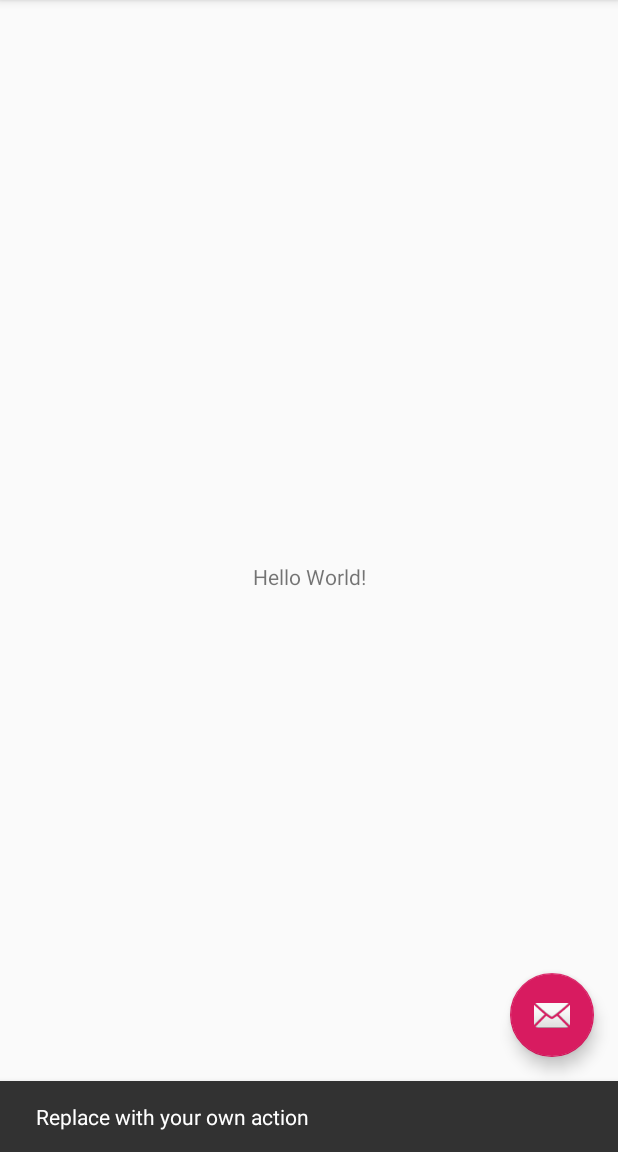
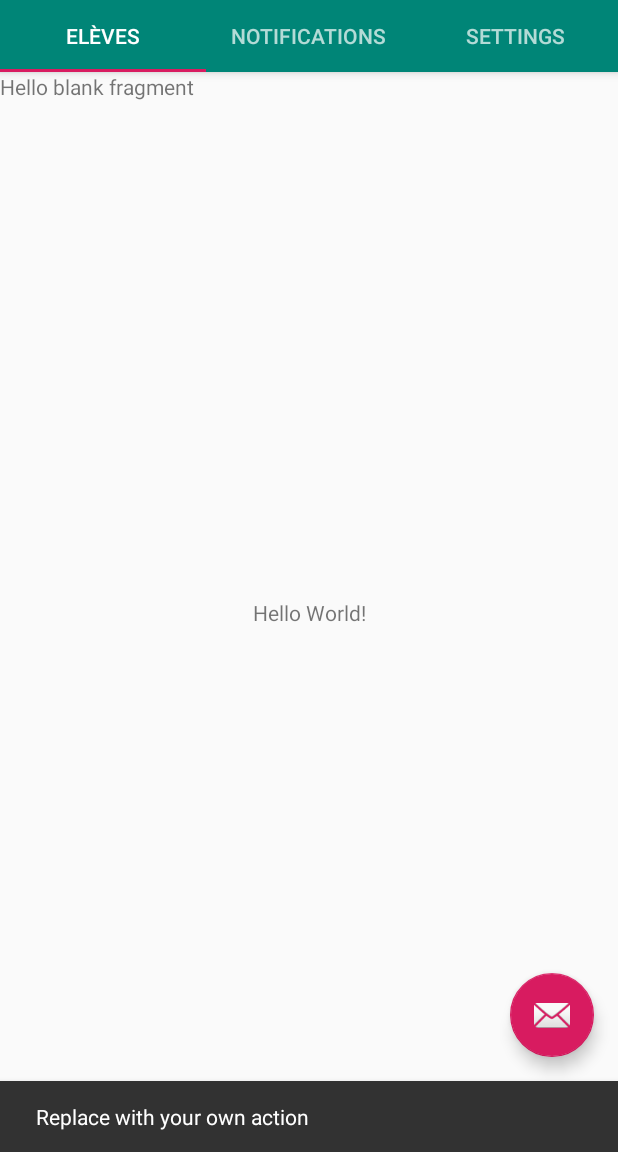
Before and after one commit to jpainam/edischool, an Android app: the screen it shows after launch (MainActivity), after a tap on an icon or button, on a phone screen of 412 x 824 dp, the part 84-1236 px from its top. Run offline under Robolectric (Android 15) with nearby library versions, the phone set to English and light mode, and no system bars.

Commit message:
Merging with initial project

```diff
--- a/app/build.gradle
+++ b/app/build.gradle
@@ -23,6 +23,7 @@ dependencies {
     implementation 'androidx.appcompat:appcompat:1.0.2'
     implementation 'com.google.android.material:material:1.0.0'
     implementation 'androidx.constraintlayout:constraintlayout:1.1.3'
+    implementation 'androidx.legacy:legacy-support-v4:1.0.0'
     testImplementation 'junit:junit:4.12'
     androidTestImplementation 'androidx.test:runner:1.1.1'
     androidTestImplementation 'androidx.test.espresso:espresso-core:3.1.1'
--- a/app/src/main/java/com/edischool/MainActivity.java
+++ b/app/src/main/java/com/edischool/MainActivity.java
@@ -1,5 +1,6 @@
 package com.edischool;
 
+import android.net.Uri;
 import android.os.Bundle;
 
 import com.google.android.material.floatingactionbutton.FloatingActionButton;
@@ -13,16 +14,21 @@ import androidx.appcompat.app.ActionBarDrawerToggle;
 import android.view.MenuItem;
 
 import com.google.android.material.navigation.NavigationView;
+import com.google.android.material.tabs.TabLayout;
 
 import androidx.drawerlayout.widget.DrawerLayout;
 
 import androidx.appcompat.app.AppCompatActivity;
 import androidx.appcompat.widget.Toolbar;
+import androidx.viewpager.widget.ViewPager;
 
 import android.view.Menu;
+import android.widget.TableLayout;
 
 public class MainActivity extends AppCompatActivity
-        implements NavigationView.OnNavigationItemSelectedListener {
+        implements NavigationView.OnNavigationItemSelectedListener, StudentFragment.OnFragmentInteractionListener,
+        NotificationFragment.OnFragmentInteractionListener, SettingFragment.OnFragmentInteractionListener {
+
 
     @Override
     protected void onCreate(Bundle savedInstanceState) {
@@ -45,6 +51,42 @@ public class MainActivity extends AppCompatActivity
         drawer.addDrawerListener(toggle);
         toggle.syncState();
         navigationView.setNavigationItemSelectedListener(this);
+
+        final TabLayout tabLayout = findViewById(R.id.tablayout);
+        //tabLayout.addTab(tabLayout.newTab().setText("Tab 1"));
+        //tabLayout.addTab(tabLayout.newTab().setText("Tab 2"));
+        //tabLayout.addTab(tabLayout.newTab().setText("Tab 3"));
+
+        final ViewPager viewPager = findViewById(R.id.viewpager);
+
+        final PagerAdapter adapter = new PagerAdapter(getSupportFragmentManager());
+        viewPager.setAdapter(adapter);
+        tabLayout.post(new Runnable() {
+            @Override
+            public void run() {
+                tabLayout.setupWithViewPager(viewPager);
+            }
+        });
+        // Use {@link #addOnPageChangeListener(OnPageChangeListener)}
+        viewPager.setOnPageChangeListener(new TabLayout.TabLayoutOnPageChangeListener(tabLayout));
+
+        tabLayout.setOnTabSelectedListener(new TabLayout.OnTabSelectedListener() {
+            @Override
+            public void onTabSelected(TabLayout.Tab tab) {
+                viewPager.setCurrentItem(tab.getPosition());
+            }
+
+            @Override
+            public void onTabUnselected(TabLayout.Tab tab) {
+
+            }
+
+            @Override
+            public void onTabReselected(TabLayout.Tab tab) {
+
+            }
+        });
+
     }
 
     @Override
@@ -103,4 +145,9 @@ public class MainActivity extends AppCompatActivity
         drawer.closeDrawer(GravityCompat.START);
         return true;
     }
+
+    @Override
+    public void onFragmentInteraction(Uri uri) {
+
+    }
 }
--- /dev/null
+++ b/app/src/main/java/com/edischool/NotificationFragment.java
@@ -0,0 +1,111 @@
+package com.edischool;
+
+import android.content.Context;
+import android.net.Uri;
+import android.os.Bundle;
+
+import androidx.fragment.app.Fragment;
+
+import android.view.LayoutInflater;
+import android.view.View;
+import android.view.ViewGroup;
+import android.widget.TextView;
+
+/**
+ * A simple {@link Fragment} subclass.
+ * Activities that contain this fragment must implement the
+ * {@link NotificationFragment.OnFragmentInteractionListener} interface
+ * to handle interaction events.
+ * Use the {@link NotificationFragment#newInstance} factory method to
+ * create an instance of this fragment.
+ */
+public class NotificationFragment extends Fragment {
+    // TODO: Rename parameter arguments, choose names that match
+    // the fragment initialization parameters, e.g. ARG_ITEM_NUMBER
+    private static final String ARG_PARAM1 = "param1";
+    private static final String ARG_PARAM2 = "param2";
+
+    // TODO: Rename and change types of parameters
+    private String mParam1;
+    private String mParam2;
+
+    private OnFragmentInteractionListener mListener;
+
+    public NotificationFragment() {
+        // Required empty public constructor
+    }
+
+    /**
+     * Use this factory method to create a new instance of
+     * this fragment using the provided parameters.
+     *
+     * @param param1 Parameter 1.
+     * @param param2 Parameter 2.
+     * @return A new instance of fragment NotificationFragment.
+     */
+    // TODO: Rename and change types and number of parameters
+    public static NotificationFragment newInstance(String param1, String param2) {
+        NotificationFragment fragment = new NotificationFragment();
+        Bundle args = new Bundle();
+        args.putString(ARG_PARAM1, param1);
+        args.putString(ARG_PARAM2, param2);
+        fragment.setArguments(args);
+        return fragment;
+    }
+
+    @Override
+    public void onCreate(Bundle savedInstanceState) {
+        super.onCreate(savedInstanceState);
+        if (getArguments() != null) {
+            mParam1 = getArguments().getString(ARG_PARAM1);
+            mParam2 = getArguments().getString(ARG_PARAM2);
+        }
+    }
+
+    @Override
+    public View onCreateView(LayoutInflater inflater, ViewGroup container,
+                             Bundle savedInstanceState) {
+        TextView textView = new TextView(getActivity());
+        textView.setText(R.string.hello_blank_fragment);
+        return textView;
+    }
+
+    // TODO: Rename method, update argument and hook method into UI event
+    public void onButtonPressed(Uri uri) {
+        if (mListener != null) {
+            mListener.onFragmentInteraction(uri);
+        }
+    }
+
+    @Override
+    public void onAttach(Context context) {
+        super.onAttach(context);
+        if (context instanceof OnFragmentInteractionListener) {
+            mListener = (OnFragmentInteractionListener) context;
+        } else {
+            throw new RuntimeException(context.toString()
+                    + " must implement OnFragmentInteractionListener");
+        }
+    }
+
+    @Override
+    public void onDetach() {
+        super.onDetach();
+        mListener = null;
+    }
+
+    /**
+     * This interface must be implemented by activities that contain this
+     * fragment to allow an interaction in this fragment to be communicated
+     * to the activity and potentially other fragments contained in that
+     * activity.
+     * <p>
+     * See the Android Training lesson <a href=
+     * "http://developer.android.com/training/basics/fragments/communicating.html"
+     * >Communicating with Other Fragments</a> for more information.
+     */
+    public interface OnFragmentInteractionListener {
+        // TODO: Update argument type and name
+        void onFragmentInteraction(Uri uri);
+    }
+}
--- /dev/null
+++ b/app/src/main/java/com/edischool/PagerAdapter.java
@@ -0,0 +1,46 @@
+package com.edischool;
+
+import androidx.annotation.Nullable;
+import androidx.fragment.app.Fragment;
+import androidx.fragment.app.FragmentManager;
+import androidx.fragment.app.FragmentStatePagerAdapter;
+
+public class PagerAdapter extends FragmentStatePagerAdapter {
+
+    String[] tabArray = new String[]{"Elèves", "Notifications", "Settings"};
+    private int numberOfTabs;
+
+
+    public PagerAdapter(FragmentManager fm) {
+        super(fm);
+        this.numberOfTabs = tabArray.length;
+    }
+
+    @Override
+    public Fragment getItem(int position) {
+        switch (position){
+            case 0:
+                StudentFragment studentFragment = new StudentFragment();
+                return studentFragment;
+            case  1:
+                NotificationFragment notificationFragment = new NotificationFragment();
+                return notificationFragment;
+            case 2:
+                SettingFragment settingFragment = new SettingFragment();
+                return settingFragment;
+                default:
+                    return null;
+        }
+    }
+
+    @Nullable
+    @Override
+    public CharSequence getPageTitle(int position) {
+        return tabArray[position];
+    }
+
+    @Override
+    public int getCount() {
+        return numberOfTabs;
+    }
+}
--- /dev/null
+++ b/app/src/main/java/com/edischool/StudentFragment.java
@@ -0,0 +1,111 @@
+package com.edischool;
+
+import android.content.Context;
+import android.net.Uri;
+import android.os.Bundle;
+
+import androidx.fragment.app.Fragment;
+
+import android.view.LayoutInflater;
+import android.view.View;
+import android.view.ViewGroup;
+import android.widget.TextView;
+
+/**
+ * A simple {@link Fragment} subclass.
+ * Activities that contain this fragment must implement the
+ * {@link StudentFragment.OnFragmentInteractionListener} interface
+ * to handle interaction events.
+ * Use the {@link StudentFragment#newInstance} factory method to
+ * create an instance of this fragment.
+ */
+public class StudentFragment extends Fragment {
+    // TODO: Rename parameter arguments, choose names that match
+    // the fragment initialization parameters, e.g. ARG_ITEM_NUMBER
+    private static final String ARG_PARAM1 = "param1";
+    private static final String ARG_PARAM2 = "param2";
+
+    // TODO: Rename and change types of parameters
+    private String mParam1;
+    private String mParam2;
+
+    private OnFragmentInteractionListener mListener;
+
+    public StudentFragment() {
+        // Required empty public constructor
+    }
+
+    /**
+     * Use this factory method to create a new instance of
+     * this fragment using the provided parameters.
+     *
+     * @param param1 Parameter 1.
+     * @param param2 Parameter 2.
+     * @return A new instance of fragment StudentFragment.
+     */
+    // TODO: Rename and change types and number of parameters
+    public static StudentFragment newInstance(String param1, String param2) {
+        StudentFragment fragment = new StudentFragment();
+        Bundle args = new Bundle();
+        args.putString(ARG_PARAM1, param1);
+        args.putString(ARG_PARAM2, param2);
+        fragment.setArguments(args);
+        return fragment;
+    }
+
+    @Override
+    public void onCreate(Bundle savedInstanceState) {
+        super.onCreate(savedInstanceState);
+        if (getArguments() != null) {
+            mParam1 = getArguments().getString(ARG_PARAM1);
+            mParam2 = getArguments().getString(ARG_PARAM2);
+        }
+    }
+
+    @Override
+    public View onCreateView(LayoutInflater inflater, ViewGroup container,
+                             Bundle savedInstanceState) {
+        TextView textView = new TextView(getActivity());
+        textView.setText(R.string.hello_blank_fragment);
+        return textView;
+    }
+
+    // TODO: Rename method, update argument and hook method into UI event
+    public void onButtonPressed(Uri uri) {
+        if (mListener != null) {
+            mListener.onFragmentInteraction(uri);
+        }
+    }
+
+    @Override
+    public void onAttach(Context context) {
+        super.onAttach(context);
+        if (context instanceof OnFragmentInteractionListener) {
+            mListener = (OnFragmentInteractionListener) context;
+        } else {
+            throw new RuntimeException(context.toString()
+                    + " must implement OnFragmentInteractionListener");
+        }
+    }
+
+    @Override
+    public void onDetach() {
+        super.onDetach();
+        mListener = null;
+    }
+
+    /**
+     * This interface must be implemented by activities that contain this
+     * fragment to allow an interaction in this fragment to be communicated
+     * to the activity and potentially other fragments contained in that
+     * activity.
+     * <p>
+     * See the Android Training lesson <a href=
+     * "http://developer.android.com/training/basics/fragments/communicating.html"
+     * >Communicating with Other Fragments</a> for more information.
+     */
+    public interface OnFragmentInteractionListener {
+        // TODO: Update argument type and name
+        void onFragmentInteraction(Uri uri);
+    }
+}
--- a/app/src/main/res/layout/app_bar_main.xml
+++ b/app/src/main/res/layout/app_bar_main.xml
@@ -9,6 +9,7 @@
     <com.google.android.material.appbar.AppBarLayout
         android:layout_width="match_parent"
         android:layout_height="wrap_content"
+        android:background="?attr/colorPrimary"
         android:theme="@style/AppTheme.AppBarOverlay">
 
         <androidx.appcompat.widget.Toolbar
@@ -17,6 +18,15 @@
             android:layout_height="?attr/actionBarSize"
             android:background="?attr/colorPrimary"
             app:popupTheme="@style/AppTheme.PopupOverlay" />
+
+        <com.google.android.material.tabs.TabLayout
+            android:id="@+id/tablayout"
+            android:layout_width="match_parent"
+            android:minHeight="?attr/actionBarSize"
+            android:layout_height="match_parent"
+            >
+
+        </com.google.android.material.tabs.TabLayout>
 
     </com.google.android.material.appbar.AppBarLayout>
 
--- a/app/src/main/res/layout/content_main.xml
+++ b/app/src/main/res/layout/content_main.xml
@@ -16,5 +16,11 @@
         app:layout_constraintLeft_toLeftOf="parent"
         app:layout_constraintRight_toRightOf="parent"
         app:layout_constraintTop_toTopOf="parent" />
+    <androidx.viewpager.widget.ViewPager
+        android:id="@+id/viewpager"
+        android:layout_width="match_parent"
+        android:layout_height="match_parent">
+
+    </androidx.viewpager.widget.ViewPager>
 
 </androidx.constraintlayout.widget.ConstraintLayout>
--- /dev/null
+++ b/app/src/main/res/values-w820dp/dimens.xml
@@ -0,0 +1,6 @@
+<resources>
+    <!-- Example customization of dimensions originally defined in res/values/dimens.xml
+         (such as screen margins) for screens with more than 820dp of available width. This
+         would include 7" and 10" devices in landscape (~960dp and ~1280dp respectively). -->
+    <dimen name="activity_horizontal_margin">64dp</dimen>
+</resources>
--- a/app/src/main/res/values/dimens.xml
+++ b/app/src/main/res/values/dimens.xml
@@ -5,4 +5,6 @@
     <dimen name="nav_header_vertical_spacing">8dp</dimen>
     <dimen name="nav_header_height">176dp</dimen>
     <dimen name="fab_margin">16dp</dimen>
+    <dimen name="appbar_padding">16dp</dimen>
+    <dimen name="appbar_padding_top">8dp</dimen>
 </resources>
--- a/app/src/main/res/values/strings.xml
+++ b/app/src/main/res/values/strings.xml
@@ -13,4 +13,7 @@
     <string name="menu_tools">Tools</string>
     <string name="menu_share">Share</string>
     <string name="menu_send">Send</string>
+
+    <!-- TODO: Remove or change this placeholder text -->
+    <string name="hello_blank_fragment">Hello blank fragment</string>
 </resources>
```
Also changed, not shown: app/src/main/java/com/edischool/SettingFragment.java (added, +111 -0 lines), app/src/main/java/com/edischool/TabFragment.java (added, +117 -0 lines), app/src/main/res/layout/fragment_notification.xml (added, +14 -0 lines), app/src/main/res/layout/fragment_setting.xml (added, +14 -0 lines), app/src/main/res/layout/fragment_student.xml (added, +14 -0 lines), app/src/main/res/layout/fragment_tab.xml (added, +24 -0 lines).
